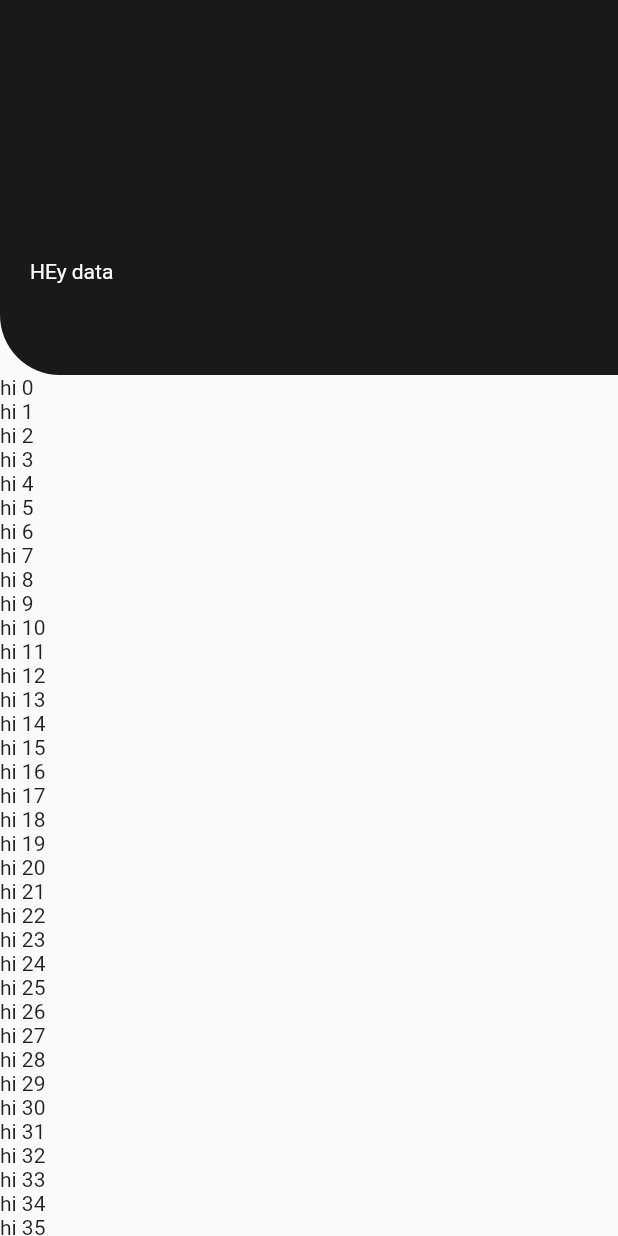
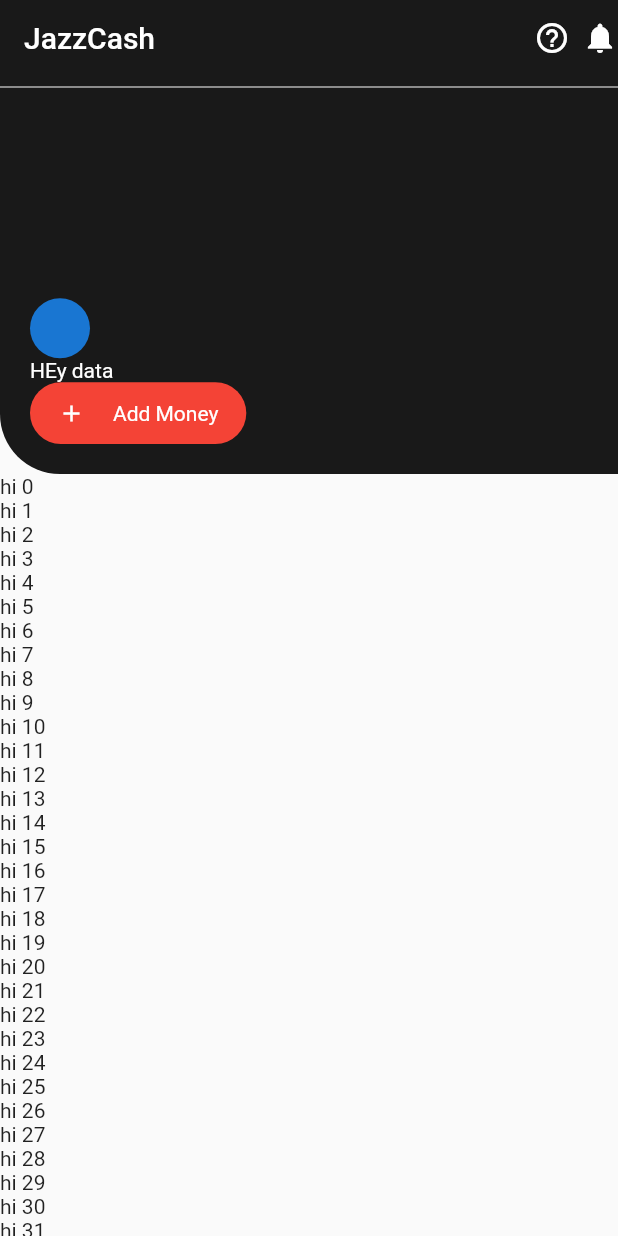
Before and after one commit to SyedAbdalAhmedShah/jazz_cash, a Flutter app: the screen it shows after launch, on a phone screen of 412 x 824 dp. Run offline on Flutter 3.47's test engine with Material 2 defaults, Android fonts, the light colour scheme and no system bars.

Commit message:
ui update

```diff
--- a/jazz_cash/lib/components/my_button.dart
+++ b/jazz_cash/lib/components/my_button.dart
@@ -14,7 +14,7 @@
     final size = MediaQuery.of(context).size;
     return Container(
       height: size.height * 0.05,
-      width: size.width * 0.32,
+      width: size.width * 0.35,
       decoration:
           BoxDecoration(color: color, borderRadius: BorderRadius.circular(50)),
       child: Row(
@@ -22,8 +22,13 @@
         children: [
           Icon(
             icon,
+            color: Colors.white,
+            size: 18,
           ),
-          Text(title),
+          Text(
+            title,
+            style: TextStyle(color: Colors.white),
+          ),
         ],
       ),
     );
--- /dev/null
+++ b/jazz_cash/lib/utils/strings.dart
@@ -0,0 +1,3 @@
+class Strings {
+  static const String jazzCash = 'JazzCash';
+}
--- a/jazz_cash/lib/views/home_view.dart
+++ b/jazz_cash/lib/views/home_view.dart
@@ -3,6 +3,7 @@
 import 'package:flutter/src/widgets/framework.dart';
 import 'package:jazz_cash/components/persistense_app_bar.dart';
 import 'package:jazz_cash/components/upper_appbar.dart';
+import 'package:jazz_cash/utils/strings.dart';
 
 class HomeScreen extends StatelessWidget {
   const HomeScreen({super.key});
@@ -12,12 +13,25 @@
     return Scaffold(
         body: CustomScrollView(
       slivers: [
-        SliverPersistentHeader(
-            pinned: true,
-            delegate: PersistenseAppBar(maxExtent: 250, minExtent: 100)),
-        SliverList(
-            delegate: SliverChildBuilderDelegate(
-                ((context, index) => Text('hi $index'))))
+        SliverAppBar(
+          backgroundColor: Colors.black.withOpacity(0.9),
+          pinned: true,
+          title: const Text(Strings.jazzCash),
+          actions: const [
+            Icon(Icons.help_outline_outlined),
+            SizedBox(
+              width: 8,
+            ),
+            Icon(Icons.notifications)
+          ],
+          bottom: const PreferredSize(
+              preferredSize: Size(double.infinity, 10),
+              child: Divider(
+                color: Colors.white,
+              )),
+        ),
+        SliverPersistentHeader(pinned: true, delegate: PersistenseAppBar(maxExtent: 250, minExtent: 100)),
+        SliverList(delegate: SliverChildBuilderDelegate(((context, index) => Text('hi $index'))))
       ],
     )
         // NestedScrollView(
```
Also changed, not shown: jazz_cash/lib/components/persistense_app_bar.dart (+17 -6 lines).
